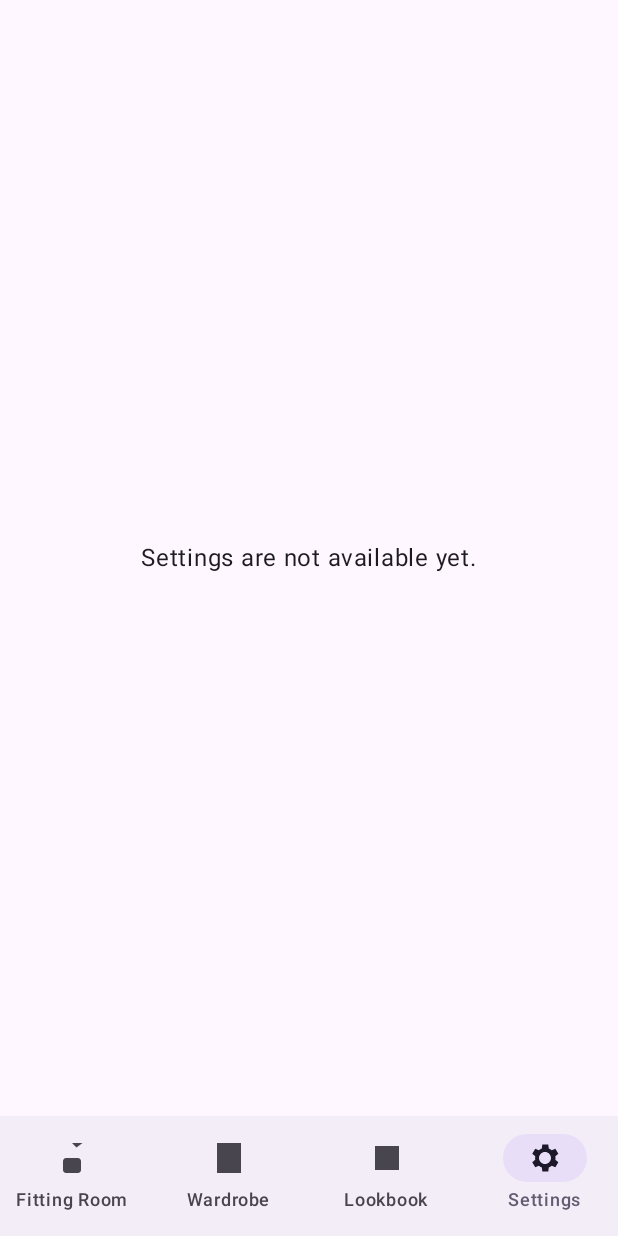
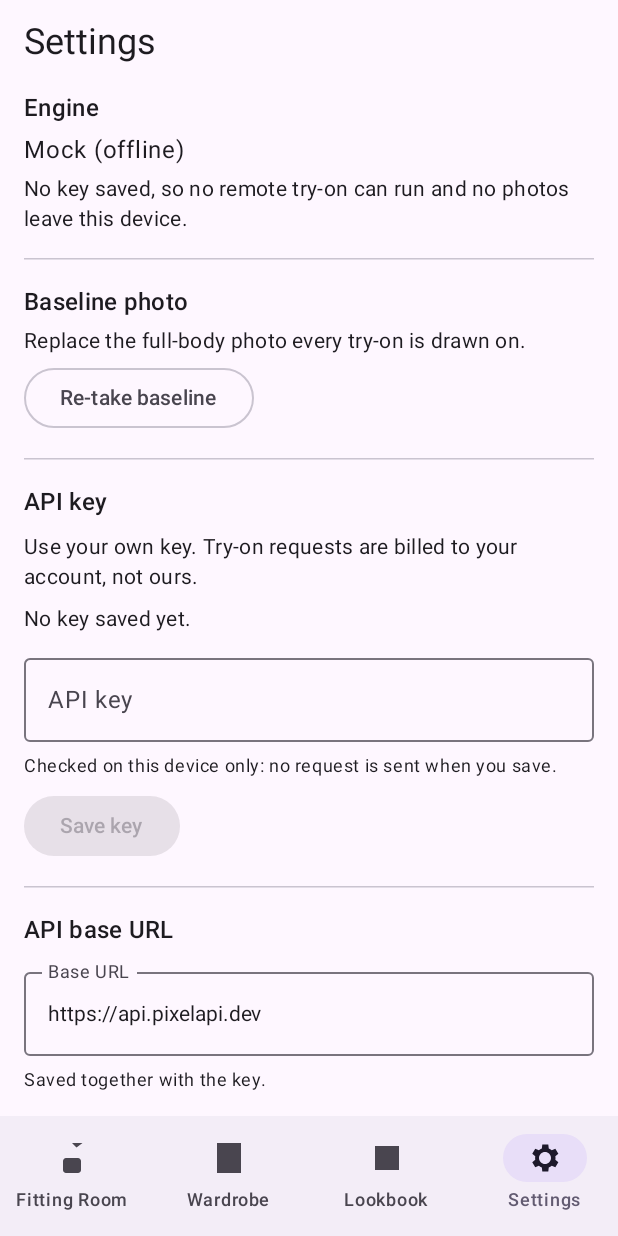
Before and after one commit to fsbonilha/veste-ai, an Android app built with Jetpack Compose: the composable HomeShell shown on its own in the app's theme, item 4 of the bottom bar chosen, on a phone screen of 412 x 824 dp. Run offline under Robolectric (Android 15) with nearby library versions, the phone set to English and light mode, and no system bars; our stand-ins replace Dagger/Hilt's generated code, Room's generated code; pictures from the network do not load; 2 statements that could not run were skipped.

Commit message:
Replace the Settings placeholder with the real screen
Settings now does what plan §7 asks: re-take baseline, API key entry with a
masked read-back, an engine display, a base URL field, clear data, and the
privacy copy — the key is the user's own and is billed to their account, and on
a remote try-on the baseline and garment photos leave the device. Every string
is in strings.xml.

SettingsDestination and settingsGraph keep their names and module position; only
the body changed. Re-take baseline re-uses BaselineCaptureScreen on a Settings-
owned destination rather than navigating into the onboarding graph, because that
route's onSaved pops the whole graph and lands on Wardrobe — wrong when the user
came from Settings, and this way onboarding is not edited at all.

The engine name comes from VtonEngine.displayName, never a provider string, so
the §6.6 swap does not touch this screen. The key field is masked and the stored
key is shown only as ****1234; Save is disabled until the text passes the local
format check, and both MessageSnackbar-style banners and the loading state are
explicit. Key and base URL save together as one entry, so an engine can never
pick up a half-configured provider.

```diff
--- a/app/src/main/java/com/vesteai/feature/settings/SettingsNavigation.kt
+++ b/app/src/main/java/com/vesteai/feature/settings/SettingsNavigation.kt
@@ -1,34 +1,54 @@
 package com.vesteai.feature.settings
 
-import androidx.compose.foundation.layout.Box
-import androidx.compose.foundation.layout.fillMaxSize
-import androidx.compose.foundation.layout.padding
-import androidx.compose.material3.MaterialTheme
-import androidx.compose.material3.Text
 import androidx.compose.runtime.Composable
-import androidx.compose.ui.Alignment
-import androidx.compose.ui.Modifier
-import androidx.compose.ui.res.stringResource
-import androidx.compose.ui.unit.dp
+import androidx.compose.runtime.collectAsState
+import androidx.compose.runtime.getValue
+import androidx.hilt.navigation.compose.hiltViewModel
 import androidx.navigation.NavController
 import androidx.navigation.NavGraphBuilder
 import androidx.navigation.compose.composable
-import com.vesteai.R
+import com.vesteai.ui.onboarding.BaselineCaptureScreen
 import kotlinx.serialization.Serializable
 
 @Serializable
 data object SettingsDestination
 
+/**
+ * Re-take baseline. This re-uses [BaselineCaptureScreen] on its own destination rather than
+ * navigating into the onboarding graph: the onboarding route's `onSaved` pops the whole onboarding
+ * graph and lands on Wardrobe, which is wrong when the user came from Settings. Re-using the screen
+ * keeps the capture, import, and framing behaviour identical with no edits to onboarding.
+ */
+@Serializable
+data object BaselineRetakeDestination
+
 fun NavGraphBuilder.settingsGraph(navController: NavController) {
     composable<SettingsDestination> {
-        Box(
-            modifier = Modifier.fillMaxSize().padding(24.dp),
-            contentAlignment = Alignment.Center,
-        ) {
-            Text(
-                text = stringResource(R.string.placeholder_settings),
-                style = MaterialTheme.typography.bodyLarge,
-            )
-        }
+        SettingsRoute(onRetakeBaseline = { navController.navigate(BaselineRetakeDestination) })
+    }
+    composable<BaselineRetakeDestination> {
+        BaselineCaptureScreen(onSaved = { navController.popBackStack() })
     }
 }
+
+@Composable
+internal fun SettingsRoute(
+    onRetakeBaseline: () -> Unit,
+    viewModel: SettingsViewModel = hiltViewModel(),
+) {
+    val state by viewModel.uiState.collectAsState()
+
+    SettingsScreen(
+        state = state,
+        onApiKeyChanged = viewModel::onApiKeyChanged,
+        onSaveKey = viewModel::save,
+        onRemoveKey = viewModel::removeKey,
+        onBaseUrlChanged = viewModel::onBaseUrlChanged,
+        onRetakeBaseline = onRetakeBaseline,
+        onRequestClearData = viewModel::requestClearData,
+        onConfirmClearData = viewModel::confirmClearData,
+        onCancelClearData = viewModel::cancelClearData,
+        onDismissClearDataResult = viewModel::dismissClearDataResult,
+        onDismissKeyMessage = viewModel::dismissKeyMessage,
+    )
+}
--- /dev/null
+++ b/app/src/main/java/com/vesteai/feature/settings/SettingsScreen.kt
@@ -0,0 +1,335 @@
+package com.vesteai.feature.settings
+
+import androidx.compose.foundation.layout.Arrangement
+import androidx.compose.foundation.layout.Box
+import androidx.compose.foundation.layout.Column
+import androidx.compose.foundation.layout.Row
+import androidx.compose.foundation.layout.fillMaxSize
+import androidx.compose.foundation.layout.fillMaxWidth
+import androidx.compose.foundation.layout.padding
+import androidx.compose.foundation.rememberScrollState
+import androidx.compose.foundation.text.KeyboardOptions
+import androidx.compose.foundation.verticalScroll
+import androidx.compose.material3.AlertDialog
+import androidx.compose.material3.Button
+import androidx.compose.material3.CircularProgressIndicator
+import androidx.compose.material3.HorizontalDivider
+import androidx.compose.material3.LocalContentColor
+import androidx.compose.material3.MaterialTheme
+import androidx.compose.material3.OutlinedButton
+import androidx.compose.material3.OutlinedTextField
+import androidx.compose.material3.Text
+import androidx.compose.material3.TextButton
+import androidx.compose.runtime.Composable
+import androidx.compose.ui.Alignment
+import androidx.compose.ui.Modifier
+import androidx.compose.ui.res.stringResource
+import androidx.compose.ui.semantics.semantics
+import androidx.compose.ui.text.input.ImeAction
+import androidx.compose.ui.text.input.KeyboardType
+import androidx.compose.ui.text.input.PasswordVisualTransformation
+import androidx.compose.ui.unit.dp
+import com.vesteai.R
+import com.vesteai.core.credentials.CredentialFormatError
+import com.vesteai.core.credentials.CredentialState
+
+/**
+ * Settings (plan §7): re-take baseline, BYOK key entry with a masked read-back, engine display,
+ * base URL, clear data, and the privacy copy that has to sit next to them.
+ */
+@Composable
+internal fun SettingsScreen(
+    state: SettingsUiState,
+    onApiKeyChanged: (String) -> Unit,
+    onSaveKey: () -> Unit,
+    onRemoveKey: () -> Unit,
+    onBaseUrlChanged: (String) -> Unit,
+    onRetakeBaseline: () -> Unit,
+    onRequestClearData: () -> Unit,
+    onConfirmClearData: () -> Unit,
+    onCancelClearData: () -> Unit,
+    onDismissClearDataResult: () -> Unit,
+    onDismissKeyMessage: () -> Unit,
+) {
+    if (state.loading) {
+        Box(Modifier.fillMaxSize(), contentAlignment = Alignment.Center) {
+            CircularProgressIndicator()
+        }
+        return
+    }
+
+    Column(
+        modifier = Modifier
+            .fillMaxSize()
+            .verticalScroll(rememberScrollState())
+            .padding(horizontal = 16.dp, vertical = 12.dp),
+        verticalArrangement = Arrangement.spacedBy(16.dp),
+    ) {
+        Text(
+            text = stringResource(R.string.settings_title),
+            style = MaterialTheme.typography.headlineSmall,
+        )
+
+        EngineSection(state)
+        HorizontalDivider()
+        BaselineSection(onRetakeBaseline)
+        HorizontalDivider()
+        KeySection(
+            state = state,
+            onApiKeyChanged = onApiKeyChanged,
+            onSaveKey = onSaveKey,
+            onRemoveKey = onRemoveKey,
+            onDismissKeyMessage = onDismissKeyMessage,
+        )
+        HorizontalDivider()
+        BaseUrlSection(state, onBaseUrlChanged)
+        HorizontalDivider()
+        PrivacySection()
+        HorizontalDivider()
+        ClearDataSection(state, onRequestClearData, onDismissClearDataResult)
+    }
+
+    if (state.clearData == ClearDataState.Confirming || state.clearData == ClearDataState.Clearing) {
+        AlertDialog(
+            onDismissRequest = onCancelClearData,
+            title = { Text(stringResource(R.string.settings_clear_data_confirm_title)) },
+            text = { Text(stringResource(R.string.settings_clear_data_confirm_body)) },
+            confirmButton = {
+                TextButton(
+                    onClick = onConfirmClearData,
+                    enabled = state.clearData != ClearDataState.Clearing,
+                ) { Text(stringResource(R.string.settings_clear_data_confirm)) }
+            },
+            dismissButton = {
+                TextButton(onClick = onCancelClearData) {
+                    Text(stringResource(R.string.action_cancel))
+                }
+            },
+        )
+    }
+}
+
+@Composable
+private fun EngineSection(state: SettingsUiState) {
+    Column(verticalArrangement = Arrangement.spacedBy(4.dp)) {
+        SectionTitle(stringResource(R.string.settings_engine_label))
+        Text(text = state.engineName, style = MaterialTheme.typography.bodyLarge)
+        Text(
+            text = stringResource(
+                if (state.credential is CredentialState.Present) {
+                    R.string.settings_engine_remote_hint
+                } else {
+                    R.string.settings_engine_mock_hint
+                },
+            ),
+            style = MaterialTheme.typography.bodyMedium,
+        )
+    }
+}
+
+@Composable
+private fun BaselineSection(onRetakeBaseline: () -> Unit) {
+    Column(verticalArrangement = Arrangement.spacedBy(4.dp)) {
+        SectionTitle(stringResource(R.string.settings_baseline_title))
+        Text(
+            text = stringResource(R.string.settings_baseline_body),
+            style = MaterialTheme.typography.bodyMedium,
+        )
+        OutlinedButton(onClick = onRetakeBaseline) {
+            Text(stringResource(R.string.settings_baseline_retake))
+        }
+    }
+}
+
+@Composable
+private fun KeySection(
+    state: SettingsUiState,
+    onApiKeyChanged: (String) -> Unit,
+    onSaveKey: () -> Unit,
+    onRemoveKey: () -> Unit,
+    onDismissKeyMessage: () -> Unit,
+) {
+    Column(verticalArrangement = Arrangement.spacedBy(8.dp)) {
+        SectionTitle(stringResource(R.string.settings_key_title))
+        Text(
+            text = stringResource(R.string.settings_key_body),
+            style = MaterialTheme.typography.bodyMedium,
+        )
+
+        val masked = state.maskedKey
+        Text(
+            text = when {
+                masked != null -> stringResource(R.string.settings_key_stored, masked)
+                state.needsReentry -> stringResource(R.string.settings_key_error_reentry)
+                else -> stringResource(R.string.settings_key_absent)
+            },
+            style = MaterialTheme.typography.bodyMedium,
+            color = if (state.needsReentry) {
+                MaterialTheme.colorScheme.error
+            } else {
+                LocalContentColor.current
+            },
+        )
+
+        OutlinedTextField(
+            value = state.apiKeyInput,
+            onValueChange = onApiKeyChanged,
+            label = { Text(stringResource(R.string.settings_key_field_label)) },
+            singleLine = true,
+            enabled = !state.saving,
+            visualTransformation = PasswordVisualTransformation(),
+            keyboardOptions = KeyboardOptions(
+                keyboardType = KeyboardType.Password,
+                imeAction = ImeAction.Done,
+            ),
+            modifier = Modifier.fillMaxWidth(),
+        )
+
+        Text(
+            text = stringResource(R.string.settings_key_format_hint),
+            style = MaterialTheme.typography.bodySmall,
+        )
+
+        state.keyMessage?.let { message ->
+            KeyMessageText(message)
+            TextButton(onClick = onDismissKeyMessage) {
+                Text(stringResource(R.string.action_dismiss))
+            }
+        }
+        if (state.saving) {
+            Text(
+                text = stringResource(R.string.settings_key_saving),
+                style = MaterialTheme.typography.bodyMedium,
+            )
+        }
+
+        Row(horizontalArrangement = Arrangement.spacedBy(12.dp)) {
+            Button(
+                onClick = onSaveKey,
+                enabled = state.canSave,
+            ) { Text(stringResource(R.string.settings_key_save)) }
+            if (state.maskedKey != null || state.needsReentry) {
+                OutlinedButton(onClick = onRemoveKey) {
+                    Text(stringResource(R.string.settings_key_remove))
+                }
+            }
+        }
+    }
+}
+
+@Composable
+private fun KeyMessageText(message: KeyMessage) {
+    val text = when (message) {
+        is KeyMessage.RejectedFormat -> stringResource(
+            when (message.error) {
+                CredentialFormatError.BLANK -> R.string.settings_key_error_blank
+                CredentialFormatError.MISSING_PREFIX -> R.string.settings_key_error_prefix
+            },
+        )
+        KeyMessage.SaveFailed -> stringResource(R.string.settings_key_error_save)
+        KeyMessage.StorageUnavailable -> stringResource(R.string.settings_key_error_storage)
+    }
+    Text(
+        text = text,
+        style = MaterialTheme.typography.bodyMedium,
+        color = MaterialTheme.colorScheme.error,
+    )
+}
+
+@Composable
+private fun BaseUrlSection(
+    state: SettingsUiState,
+    onBaseUrlChanged: (String) -> Unit,
+) {
+    Column(verticalArrangement = Arrangement.spacedBy(8.dp)) {
+        SectionTitle(stringResource(R.string.settings_base_url_title))
+        OutlinedTextField(
+            value = state.baseUrlInput,
+            onValueChange = onBaseUrlChanged,
+            label = { Text(stringResource(R.string.settings_base_url_field_label)) },
+            singleLine = true,
+            enabled = !state.saving,
+            keyboardOptions = KeyboardOptions(
+                keyboardType = KeyboardType.Uri,
+                imeAction = ImeAction.Done,
+            ),
+            modifier = Modifier.fillMaxWidth(),
+        )
+        Text(
+            text = stringResource(R.string.settings_base_url_hint),
+            style = MaterialTheme.typography.bodySmall,
+        )
+    }
+}
+
+@Composable
+private fun PrivacySection() {
+    Column(verticalArrangement = Arrangement.spacedBy(4.dp)) {
+        SectionTitle(stringResource(R.string.settings_privacy_title))
+        PrivacyLine(R.string.settings_privacy_own_key)
+        PrivacyLine(R.string.settings_privacy_photos_leave)
+        PrivacyLine(R.string.settings_privacy_local)
+        PrivacyLine(R.string.settings_privacy_key_storage)
+    }
+}
+
+@Composable
+private fun PrivacyLine(resId: Int) {
+    Text(text = stringResource(resId), style = MaterialTheme.typography.bodyMedium)
+}
+
+@Composable
+private fun ClearDataSection(
+    state: SettingsUiState,
+    onRequestClearData: () -> Unit,
+    onDismissResult: () -> Unit,
+) {
+    Column(verticalArrangement = Arrangement.spacedBy(8.dp)) {
+        SectionTitle(stringResource(R.string.settings_clear_data_title))
+        Text(
+            text = stringResource(R.string.settings_clear_data_body),
+            style = MaterialTheme.typography.bodyMedium,
+        )
+        when (state.clearData) {
+            ClearDataState.Clearing -> Text(
+                text = stringResource(R.string.settings_clear_data_clearing),
+                style = MaterialTheme.typography.bodyMedium,
+            )
+            ClearDataState.Cleared -> Row(
+                horizontalArrangement = Arrangement.spacedBy(12.dp),
+                verticalAlignment = Alignment.CenterVertically,
+            ) {
+                Text(
+                    text = stringResource(R.string.settings_clear_data_done),
+                    style = MaterialTheme.typography.bodyMedium,
+                )
+                TextButton(onClick = onDismissResult) {
+                    Text(stringResource(R.string.action_dismiss))
+                }
+            }
+            ClearDataState.Failed -> Row(
+                horizontalArrangement = Arrangement.spacedBy(12.dp),
+                verticalAlignment = Alignment.CenterVertically,
+            ) {
+                Text(
+                    text = stringResource(R.string.settings_clear_data_failed),
+                    style = MaterialTheme.typography.bodyMedium,
+                    color = MaterialTheme.colorScheme.error,
+                )
+                TextButton(onClick = onDismissResult) {
+                    Text(stringResource(R.string.action_dismiss))
+                }
+            }
+            ClearDataState.Idle, ClearDataState.Confirming -> Unit
+        }
+        OutlinedButton(
+            onClick = onRequestClearData,
+            enabled = state.clearData !is ClearDataState.Clearing,
+        ) { Text(stringResource(R.string.settings_clear_data_action)) }
+    }
+}
+
+@Composable
+private fun SectionTitle(text: String) {
+    Text(text = text, style = MaterialTheme.typography.titleMedium)
+}
--- /dev/null
+++ b/app/src/main/java/com/vesteai/feature/settings/SettingsViewModel.kt
@@ -0,0 +1,169 @@
+package com.vesteai.feature.settings
+
+import androidx.lifecycle.ViewModel
+import androidx.lifecycle.viewModelScope
+import com.vesteai.core.credentials.API_KEY_PREFIX
+import com.vesteai.core.credentials.CredentialFormatError
+import com.vesteai.core.credentials.CredentialSettings
+import com.vesteai.core.credentials.CredentialState
+import com.vesteai.core.credentials.SaveOutcome
+import com.vesteai.core.credentials.validateApiKey
+import com.vesteai.core.reset.AppDataReset
+import com.vesteai.core.result.DataResult
+import com.vesteai.domain.vton.VtonEngine
+import dagger.hilt.android.lifecycle.HiltViewModel
+import kotlinx.coroutines.flow.MutableStateFlow
+import kotlinx.coroutines.flow.StateFlow
+import kotlinx.coroutines.flow.asStateFlow
+import kotlinx.coroutines.launch
+import javax.inject.Inject
+
+/** What the key section says right now. Exactly one value, so two banners can never stack. */
+sealed interface KeyMessage {
+    data class RejectedFormat(val error: CredentialFormatError) : KeyMessage
+
+    data object SaveFailed : KeyMessage
+
+    /** The encrypted store could not be opened, so nothing was written. */
+    data object StorageUnavailable : KeyMessage
+}
+
+sealed interface ClearDataState {
+    data object Idle : ClearDataState
+    data object Confirming : ClearDataState
+    data object Clearing : ClearDataState
+    data object Cleared : ClearDataState
+    data object Failed : ClearDataState
+}
+
+data class SettingsUiState(
+    val loading: Boolean = true,
+    val credential: CredentialState = CredentialState.Absent,
+    val apiKeyInput: String = "",
+    val baseUrlInput: String = DEFAULT_BASE_URL,
+    val saving: Boolean = false,
+    val keyMessage: KeyMessage? = null,
+    val engineName: String = "",
+    val clearData: ClearDataState = ClearDataState.Idle,
+) {
+    val maskedKey: String? get() = (credential as? CredentialState.Present)?.maskedKey
+
+    /** A stored key became unreadable, so the only way forward is entering it again. */
+    val needsReentry: Boolean get() = credential == CredentialState.Unreadable
+
+    /** The field holds something that would pass the local format check. */
+    val canSave: Boolean get() = !saving && validateApiKey(apiKeyInput) == null
+
+    companion object {
+        /** PixelAPI's documented base URL (plan §6.5). A default value, never a provider name. */
+        const val DEFAULT_BASE_URL = "https://api.pixelapi.dev"
+    }
+}
+
+@HiltViewModel
+class SettingsViewModel @Inject constructor(
+    private val credentials: CredentialSettings,
+    engine: VtonEngine,
+    private val appDataReset: AppDataReset,
+) : ViewModel() {
+
+    private val _uiState = MutableStateFlow(SettingsUiState(engineName = engine.displayName))
+    val uiState: StateFlow<SettingsUiState> = _uiState.asStateFlow()
+
+    init {
+        viewModelScope.launch {
+            val stored = credentials.state()
+            _uiState.value = _uiState.value.copy(
+                loading = false,
+                credential = stored,
+                baseUrlInput = stored.baseUrlOrDefault(),
+            )
+            credentials.observe().collect { state ->
+                _uiState.value = _uiState.value.copy(
+                    credential = state,
+                    baseUrlInput = state.baseUrlOrDefault(),
+                )
+            }
+        }
+    }
+
+    fun onApiKeyChanged(value: String) {
+        _uiState.value = _uiState.value.copy(apiKeyInput = value, keyMessage = null)
+    }
+
+    fun onBaseUrlChanged(value: String) {
+        _uiState.value = _uiState.value.copy(baseUrlInput = value)
+    }
+
+    /** Saves the key and its base URL together, after a local format check. Never touches the network. */
+    fun save() {
+        val state = _uiState.value
+        if (state.saving) return
+        validateApiKey(state.apiKeyInput)?.let { error ->
+            _uiState.value = state.copy(keyMessage = KeyMessage.RejectedFormat(error))
+            return
+        }
+        _uiState.value = state.copy(saving = true, keyMessage = null)
+        viewModelScope.launch {
+            val outcome = credentials.save(state.apiKeyInput, state.baseUrlInput)
+            _uiState.value = _uiState.value.copy(
+                saving = false,
+                // Keep a rejected key in the field so the user can correct it rather than retype it.
+                apiKeyInput = if (outcome == SaveOutcome.Saved) "" else _uiState.value.apiKeyInput,
+                keyMessage = outcome.toMessage(),
+            )
+        }
+    }
+
+    fun removeKey() {
+        viewModelScope.launch {
+            credentials.clear()
+            _uiState.value = _uiState.value.copy(apiKeyInput = "", keyMessage = null)
+        }
+    }
+
+    fun requestClearData() {
+        _uiState.value = _uiState.value.copy(clearData = ClearDataState.Confirming)
+    }
+
+    fun cancelClearData() {
+        _uiState.value = _uiState.value.copy(clearData = ClearDataState.Idle)
+    }
+
+    fun confirmClearData() {
+        if (_uiState.value.clearData == ClearDataState.Clearing) return
+        _uiState.value = _uiState.value.copy(clearData = ClearDataState.Clearing)
+        viewModelScope.launch {
+            val result = appDataReset.clearAll()
+            _uiState.value = _uiState.value.copy(
+                clearData = if (result is DataResult.Success) {
+                    ClearDataState.Cleared
+                } else {
+                    ClearDataState.Failed
+                },
+                apiKeyInput = "",
+                baseUrlInput = SettingsUiState.DEFAULT_BASE_URL,
+                credential = CredentialState.Absent,
+            )
+        }
+    }
+
+    fun dismissClearDataResult() {
+        _uiState.value = _uiState.value.copy(clearData = ClearDataState.Idle)
+    }
+
+    fun dismissKeyMessage() {
+        _uiState.value = _uiState.value.copy(keyMessage = null)
+    }
+
+    private fun CredentialState.baseUrlOrDefault(): String =
+        (this as? CredentialState.Present)?.baseUrl?.takeIf { it.isNotBlank() }
+            ?: SettingsUiState.DEFAULT_BASE_URL
+
+    private fun SaveOutcome.toMessage(): KeyMessage? = when (this) {
+        SaveOutcome.Saved -> null
+        is SaveOutcome.InvalidFormat -> KeyMessage.RejectedFormat(error)
+        SaveOutcome.StorageUnavailable -> KeyMessage.StorageUnavailable
+        SaveOutcome.Failed -> KeyMessage.SaveFailed
+    }
+}
--- a/app/src/main/res/values/strings.xml
+++ b/app/src/main/res/values/strings.xml
@@ -80,5 +80,48 @@
     <string name="tab_settings">Settings</string>
     <string name="placeholder_fitting_room">The fitting room is not available yet.</string>
     <string name="placeholder_lookbook">Your lookbook is empty.</string>
-    <string name="placeholder_settings">Settings are not available yet.</string>
+
+    <string name="settings_title">Settings</string>
+    <string name="settings_engine_label">Engine</string>
+    <string name="settings_engine_mock_hint">No key saved, so no remote try-on can run and no photos leave this device.</string>
+    <string name="settings_engine_remote_hint">A key is saved. When you run a remote try-on, your photos leave this device and go to your provider.</string>
+
+    <string name="settings_baseline_title">Baseline photo</string>
+    <string name="settings_baseline_body">Replace the full-body photo every try-on is drawn on.</string>
+    <string name="settings_baseline_retake">Re-take baseline</string>
+
+    <string name="settings_key_title">API key</string>
+    <string name="settings_key_body">Use your own key. Try-on requests are billed to your account, not ours.</string>
+    <string name="settings_key_stored">Saved key: %1$s</string>
+    <string name="settings_key_absent">No key saved yet.</string>
+    <string name="settings_key_field_label">API key</string>
+    <string name="settings_key_save">Save key</string>
+    <string name="settings_key_remove">Remove key</string>
+    <string name="settings_key_saving">Saving key…</string>
+    <string name="settings_key_error_blank">Enter your API key first.</string>
+    <string name="settings_key_error_prefix">That does not look like an API key. It should start with pk_live_.</string>
+    <string name="settings_key_error_save">The key could not be saved. Please try again.</string>
+    <string name="settings_key_error_storage">The encrypted key store is unavailable, so the key was not saved.</string>
+    <string name="settings_key_error_reentry">Your saved key could not be read and has been cleared. Enter it again.</string>
+    <string name="settings_key_format_hint">Checked on this device only: no request is sent when you save.</string>
+
+    <string name="settings_base_url_title">API base URL</string>
+    <string name="settings_base_url_field_label">Base URL</string>
+    <string name="settings_base_url_hint">Saved together with the key.</string>
+
+    <string name="settings_privacy_title">Privacy</string>
+    <string name="settings_privacy_own_key">The API key is yours. Requests are billed to your own provider account.</string>
+    <string name="settings_privacy_photos_leave">When you run a remote try-on, your baseline photo and the selected garment photos leave this device and are sent to your provider.</string>
+    <string name="settings_privacy_local">Your wardrobe, lookbook, and photos are stored on this device. Nothing is uploaded until you run a remote try-on.</string>
+    <string name="settings_privacy_key_storage">The key is encrypted with a key held in the Android Keystore. It is never written to the database, to preferences, or to logs.</string>
+
+    <string name="settings_clear_data_title">Clear data</string>
+    <string name="settings_clear_data_body">Deletes your wardrobe, lookbook, baseline photo, and API key from this device. This cannot be undone.</string>
+    <string name="settings_clear_data_action">Clear all data</string>
+    <string name="settings_clear_data_confirm_title">Clear all data?</string>
+    <string name="settings_clear_data_confirm_body">Your wardrobe, lookbook, baseline photo, and API key will be deleted from this device. This cannot be undone.</string>
+    <string name="settings_clear_data_confirm">Delete everything</string>
+    <string name="settings_clear_data_clearing">Clearing…</string>
+    <string name="settings_clear_data_done">All data has been cleared.</string>
+    <string name="settings_clear_data_failed">Some data could not be cleared. Please try again.</string>
 </resources>
```
Also changed, not shown: 2 other files.
